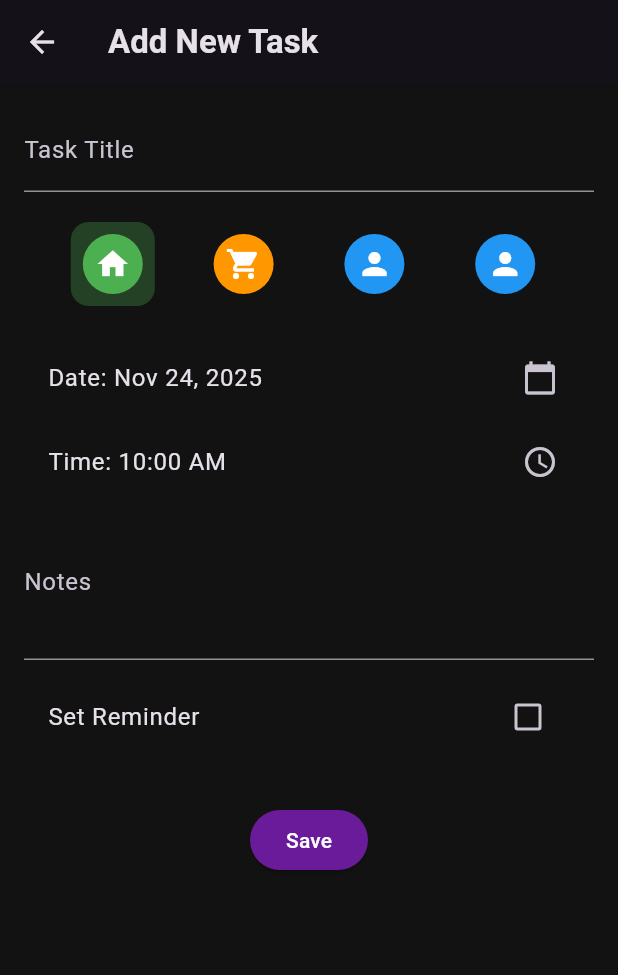
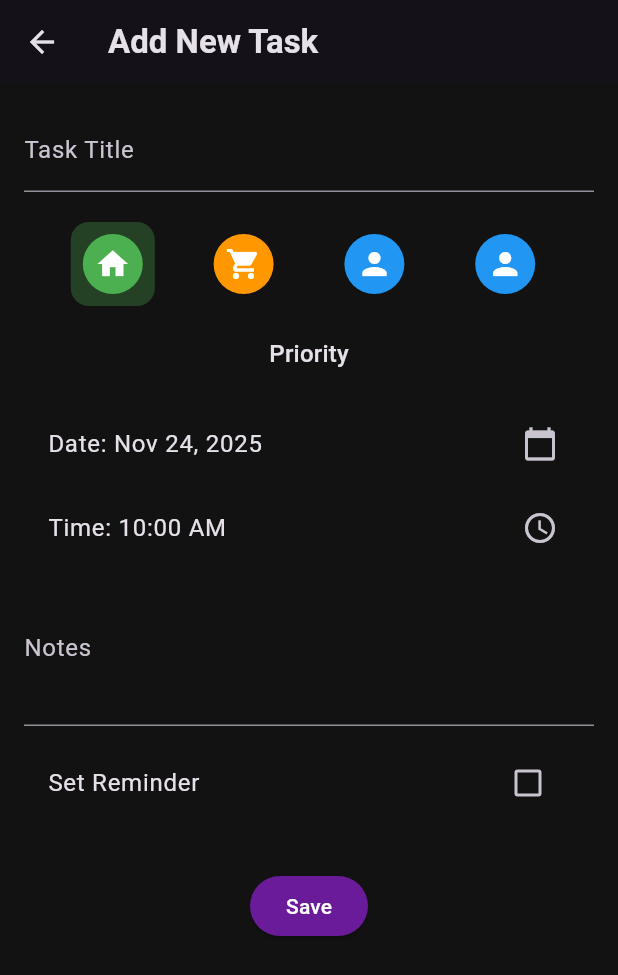
Before and after one commit to AmanUllahAkhand/to_do_app_with_notification, a Flutter app: the screen it shows after launch, after a tap on the "dark mode" icon, after a tap on "Add New Task", on a phone screen of 412 x 824 dp. Shown: the top 975 px of the screen. Run offline on Flutter 3.47's test engine with Material 3 defaults, Android fonts, the phone set to English and light mode, and no system bars; our stand-ins replace flutter_local_notifications, get, shared_preferences, sqflite, timezone; accounts and stored records are empty.

```diff
--- a/lib/data/datasources/local_datasource.dart
+++ b/lib/data/datasources/local_datasource.dart
@@ -18,10 +18,17 @@ class LocalDataSource {
   Future<Database> _initDB(String filePath) async {
     final dbPath = await getDatabasesPath();
     final path = join(dbPath, filePath);
-    return await openDatabase(path, version: 1, onCreate: _createDB);
+
+    return await openDatabase(
+      path,
+      version: 2, // ← Bump version for priority column
+      onCreate: _createDB,
+      onUpgrade: _onUpgrade,
+    );
   }
 
-  Future _createDB(Database db, int version) async {
+  // Create table (first install)
+  Future<void> _createDB(Database db, int version) async {
     await db.execute('''
       CREATE TABLE tasks (
         id INTEGER PRIMARY KEY AUTOINCREMENT,
@@ -30,40 +37,64 @@ class LocalDataSource {
         date TEXT NOT NULL,
         time TEXT NOT NULL,
         notes TEXT,
-        isCompleted INTEGER NOT NULL,
-        hasReminder INTEGER NOT NULL
+        isCompleted INTEGER NOT NULL DEFAULT 0,
+        hasReminder INTEGER NOT NULL DEFAULT 0,
+        priority INTEGER NOT NULL DEFAULT 1   -- 0=High, 1=Medium, 2=Low
       )
     ''');
   }
 
+  // Add priority column if upgrading from old version
+  Future<void> _onUpgrade(Database db, int oldVersion, int newVersion) async {
+    if (oldVersion < 2) {
+      await db.execute('ALTER TABLE tasks ADD COLUMN priority INTEGER NOT NULL DEFAULT 1');
+    }
+  }
+
+  /// Get all tasks
   Future<List<TaskModel>> getTasks() async {
     final db = await instance.database;
-    final maps = await db.query('tasks');
+    final maps = await db.query('tasks', orderBy: 'priority ASC, date ASC');
     return maps.map((map) => TaskModel.fromMap(map)).toList();
   }
 
-  Future<void> addTask(TaskModel task) async {
+  /// Add task and return its database ID
+  Future<int> addTask(TaskModel task) async {
     final db = await instance.database;
-    await db.insert('tasks', task.toMap());
+    return await db.insert('tasks', task.toMap());
   }
 
+  /// Update existing task
   Future<void> updateTask(TaskModel task) async {
     final db = await instance.database;
-    await db.update('tasks', task.toMap(), where: 'id = ?', whereArgs: [task.id]);
+    await db.update(
+      'tasks',
+      task.toMap(),
+      where: 'id = ?',
+      whereArgs: [task.id],
+    );
   }
 
+  /// Delete task by ID
   Future<void> deleteTask(int id) async {
     final db = await instance.database;
     await db.delete('tasks', where: 'id = ?', whereArgs: [id]);
   }
 
+  /// Mark task as completed
   Future<void> completeTask(int id) async {
     final db = await instance.database;
-    await db.update('tasks', {'isCompleted': 1}, where: 'id = ?', whereArgs: [id]);
+    await db.update(
+      'tasks',
+      {'isCompleted': 1},
+      where: 'id = ?',
+      whereArgs: [id],
+    );
   }
 
-  Future close() async {
+  /// Close database (optional)
+  Future<void> close() async {
     final db = await instance.database;
-    db.close();
+    await db.close();
   }
 }
--- a/lib/domain/repositories/task_repository.dart
+++ b/lib/domain/repositories/task_repository.dart
@@ -2,7 +2,10 @@ import '../entities/task_entity.dart';
 
 abstract class TaskRepository {
   Future<List<TaskEntity>> getTasks();
-  Future<void> addTask(TaskEntity task);
+
+  /// ADD TASK AND RETURN THE INSERTED ROW ID
+  Future<int> addTask(TaskEntity task);  // ← MUST RETURN int
+
   Future<void> updateTask(TaskEntity task);
   Future<void> deleteTask(int id);
   Future<void> completeTask(int id);
--- a/lib/domain/usecases/update_task.dart
+++ b/lib/domain/usecases/update_task.dart
@@ -3,10 +3,9 @@ import '../repositories/task_repository.dart';
 
 class UpdateTask {
   final TaskRepository repository;
-
   UpdateTask(this.repository);
 
-  Future<void> call(TaskEntity task) {
-    return repository.updateTask(task);
+  Future<void> call(TaskEntity task) async {
+    await repository.updateTask(task);
   }
 }
--- a/lib/main.dart
+++ b/lib/main.dart
@@ -1,25 +1,20 @@
 // lib/main.dart
-
 import 'package:flutter/material.dart';
 import 'package:get/get.dart';
-import 'package:to_do_list/presentation/controllers/theme_controller.dart';
 import 'core/utils/notification_helper.dart';
 import 'presentation/bindings/task_binding.dart';
 import 'presentation/pages/home_page.dart';
 import 'core/themes/app_theme.dart';
+import 'presentation/controllers/theme_controller.dart';
 
 void main() async {
   WidgetsFlutterBinding.ensureInitialized();
 
-  // This line is CRUCIAL for iOS light/dark mode to work!
-  await Get.putAsync<ThemeController>(() async {
-    final controller = ThemeController();
-    await controller.loadTheme(); // Load saved theme
-    return controller;
-  }, permanent: true);
-
   await NotificationHelper.initialize();
   TaskBinding().dependencies();
+
+  // Put ThemeController normally (NOT async!)
+  Get.put(ThemeController());
 
   runApp(const MyApp());
 }
@@ -36,7 +31,7 @@ class MyApp extends StatelessWidget {
       debugShowCheckedModeBanner: false,
       theme: AppTheme.lightTheme,
       darkTheme: AppTheme.darkTheme,
-      themeMode: themeController.themeMode, // Use controller instead of ThemeMode.system
+      themeMode: themeController.themeMode, // Uses observable
       home: HomePage(),
     );
   }
--- a/lib/presentation/controllers/theme_controller.dart
+++ b/lib/presentation/controllers/theme_controller.dart
@@ -8,8 +8,6 @@ class ThemeController extends GetxController {
   var isDarkMode = false.obs;
   late SharedPreferences prefs;
 
-  ThemeMode get themeMode => isDarkMode.value ? ThemeMode.dark : ThemeMode.light;
-
   @override
   void onInit() {
     super.onInit();
@@ -18,18 +16,22 @@ class ThemeController extends GetxController {
 
   Future<void> loadTheme() async {
     prefs = await SharedPreferences.getInstance();
-    final savedTheme = prefs.getBool('isDarkMode');
-    if (savedTheme != null) {
-      isDarkMode.value = savedTheme;
+    final saved = prefs.getBool('isDarkMode');
+
+    if (saved != null) {
+      isDarkMode.value = saved;
     } else {
-      // Follow system theme on first launch
-      isDarkMode.value = Get.mediaQuery.platformBrightness == Brightness.dark;
+      // SAFE WAY: Use WidgetsBinding to get brightness AFTER app starts
+      final brightness = WidgetsBinding.instance.platformDispatcher.platformBrightness;
+      isDarkMode.value = brightness == Brightness.dark;
     }
   }
 
   void toggleTheme() {
     isDarkMode.value = !isDarkMode.value;
     prefs.setBool('isDarkMode', isDarkMode.value);
-    Get.changeThemeMode(themeMode);
+    Get.changeThemeMode(isDarkMode.value ? ThemeMode.dark : ThemeMode.light);
   }
+
+  ThemeMode get themeMode => isDarkMode.value ? ThemeMode.dark : ThemeMode.light;
 }
```
Also changed, not shown: lib/core/utils/notification_helper.dart (+77 -41 lines), lib/data/repositories/task_repository_impl.dart (+17 -6 lines), lib/domain/usecases/add_task.dart (+5 -2 lines), lib/presentation/controllers/task_controller.dart (+9 -31 lines), lib/presentation/pages/add_task_page.dart (+78 -15 lines), 3 other files.
